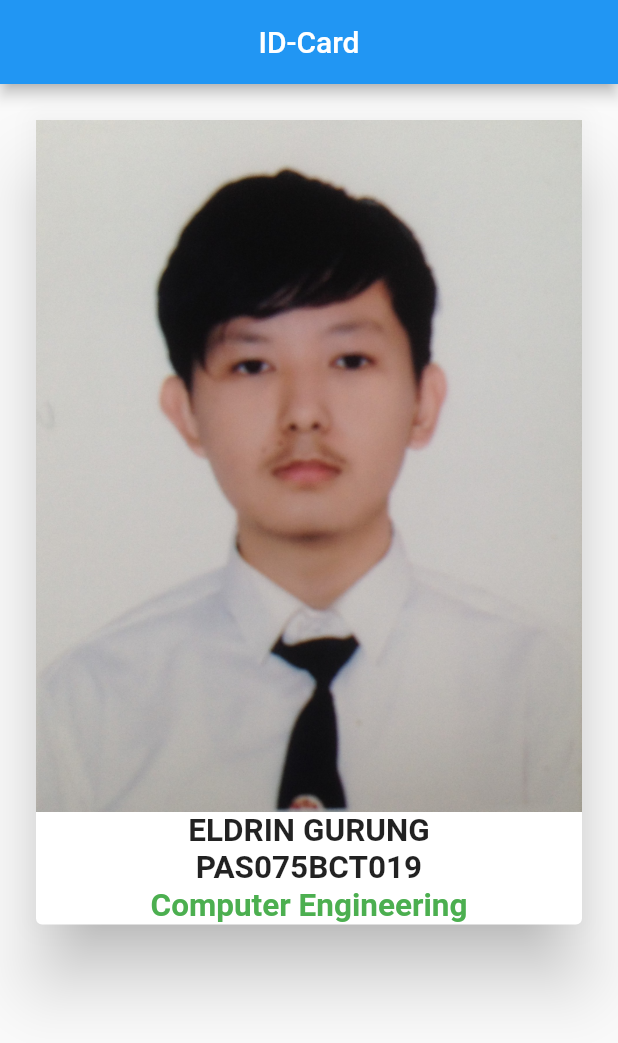
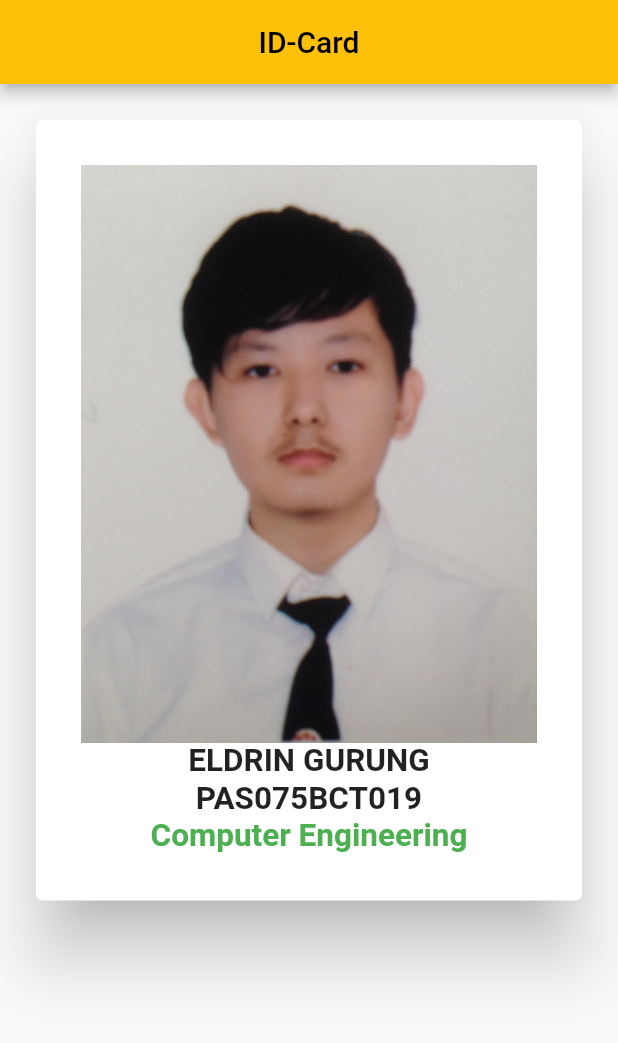
Before and after one commit to Eldringrg/id_card, a Flutter app: the screen it shows after launch, on a phone screen of 412 x 824 dp. Shown: the top 1043 px of the screen. Run offline on Flutter 3.47's test engine with Material 2 defaults, Android fonts, the phone set to English and light mode, and no system bars.

Commit message:
themeing

```diff
--- a/lib/main.dart
+++ b/lib/main.dart
@@ -8,6 +8,10 @@ class idCard extends StatelessWidget {
   @override
   Widget build(BuildContext context) {
     return MaterialApp(
+      debugShowCheckedModeBanner: false,
+      theme: ThemeData(
+        primarySwatch: Colors.amber,
+      ),
       home: Scaffold(
         appBar: AppBar(
           title: Container(
@@ -24,6 +28,8 @@ class idCard extends StatelessWidget {
             child: Card(
               borderOnForeground: true,
               elevation: 20,
+              child: Container(
+                padding: EdgeInsets.all(30),
                 child: Column(
                   children: <Widget>[
                     Image.asset(
@@ -51,6 +57,7 @@ class idCard extends StatelessWidget {
             ),
           ),
         ),
+      ),
     );
   }
 }
```
Lines whose indentation alone changed are shown as unchanged.
